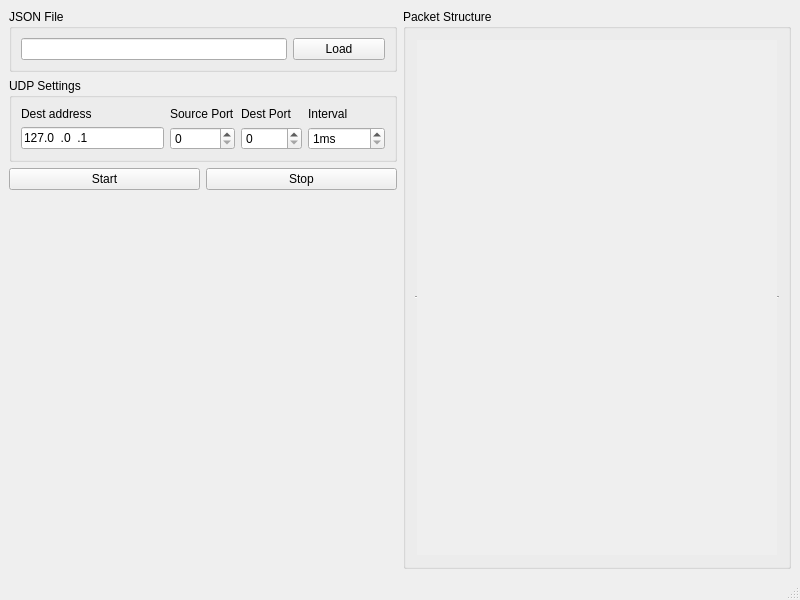
Above: main_window.ui from IamKornitskiy/UdpPacketGenerator before the change. Below: the same form after it.
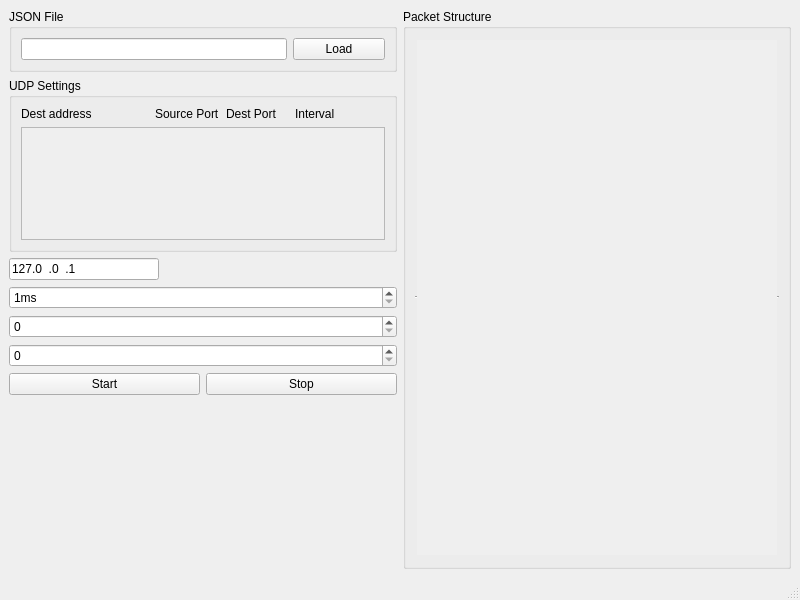
That is the form after the change.

The edit to the form file:
```diff
--- a/main_window.ui
+++ b/main_window.ui
@@ -63,6 +63,22 @@
          <string>UDP Settings</string>
         </property>
         <layout class="QGridLayout" name="gridLayout">
+         <item row="0" column="0">
+          <layout class="QGridLayout" name="gridLayout_2" columnstretch="2,1,1,1,0,0">
+           <item row="0" column="1">
+            <widget class="QLabel" name="label_4">
+             <property name="text">
+              <string>Source Port</string>
+             </property>
+            </widget>
+           </item>
+           <item row="0" column="0">
+            <widget class="QLabel" name="label_2">
+             <property name="text">
+              <string>Dest address</string>
+             </property>
+            </widget>
+           </item>
          <item row="0" column="3">
           <widget class="QLabel" name="label_3">
            <property name="text">
@@ -80,7 +96,62 @@
            </property>
           </widget>
          </item>
-         <item row="1" column="3">
+           <item row="0" column="4">
+            <widget class="QLabel" name="label_5">
+             <property name="text">
+              <string/>
+             </property>
+            </widget>
+           </item>
+           <item row="0" column="5">
+            <widget class="QLabel" name="label_6">
+             <property name="text">
+              <string/>
+             </property>
+            </widget>
+           </item>
+          </layout>
+         </item>
+         <item row="2" column="0">
+          <widget class="QScrollArea" name="scrollAreaHost">
+           <property name="widgetResizable">
+            <bool>true</bool>
+           </property>
+           <property name="alignment">
+            <set>Qt::AlignmentFlag::AlignJustify|Qt::AlignmentFlag::AlignVCenter</set>
+           </property>
+           <widget class="QWidget" name="scrollAreaWidgetContentsHost">
+            <property name="geometry">
+             <rect>
+              <x>0</x>
+              <y>0</y>
+              <width>374</width>
+              <height>145</height>
+             </rect>
+            </property>
+           </widget>
+          </widget>
+         </item>
+        </layout>
+       </widget>
+      </item>
+      <item>
+       <widget class="QLineEdit" name="leDestAddress">
+        <property name="maximumSize">
+         <size>
+          <width>150</width>
+          <height>16777215</height>
+         </size>
+        </property>
+        <property name="inputMask">
+         <string>000.000.000.000</string>
+        </property>
+        <property name="text">
+         <string>127.0.0.1</string>
+        </property>
+       </widget>
+      </item>
+      <item>
           <widget class="QSpinBox" name="sbInterval">
            <property name="minimumSize">
             <size>
@@ -99,51 +170,18 @@
            </property>
           </widget>
          </item>
-         <item row="0" column="0">
-          <widget class="QLabel" name="label_2">
-           <property name="text">
-            <string>Dest address</string>
-           </property>
-          </widget>
-         </item>
-         <item row="1" column="2">
+      <item>
           <widget class="QSpinBox" name="sbDestPort">
            <property name="maximum">
             <number>65535</number>
            </property>
           </widget>
          </item>
-         <item row="1" column="0">
-          <widget class="QLineEdit" name="leDestAddress">
-           <property name="maximumSize">
-            <size>
-             <width>150</width>
-             <height>16777215</height>
-            </size>
-           </property>
-           <property name="inputMask">
-            <string>000.000.000.000</string>
-           </property>
-           <property name="text">
-            <string>127.0.0.1</string>
-           </property>
-          </widget>
-         </item>
-         <item row="0" column="1">
-          <widget class="QLabel" name="label_4">
-           <property name="text">
-            <string>Source Port</string>
-           </property>
-          </widget>
-         </item>
-         <item row="1" column="1">
+      <item>
           <widget class="QSpinBox" name="sbSrcPort">
            <property name="maximum">
             <number>65535</number>
            </property>
-          </widget>
-         </item>
-        </layout>
        </widget>
       </item>
       <item>
```
Lines whose indentation alone changed are shown as unchanged.
